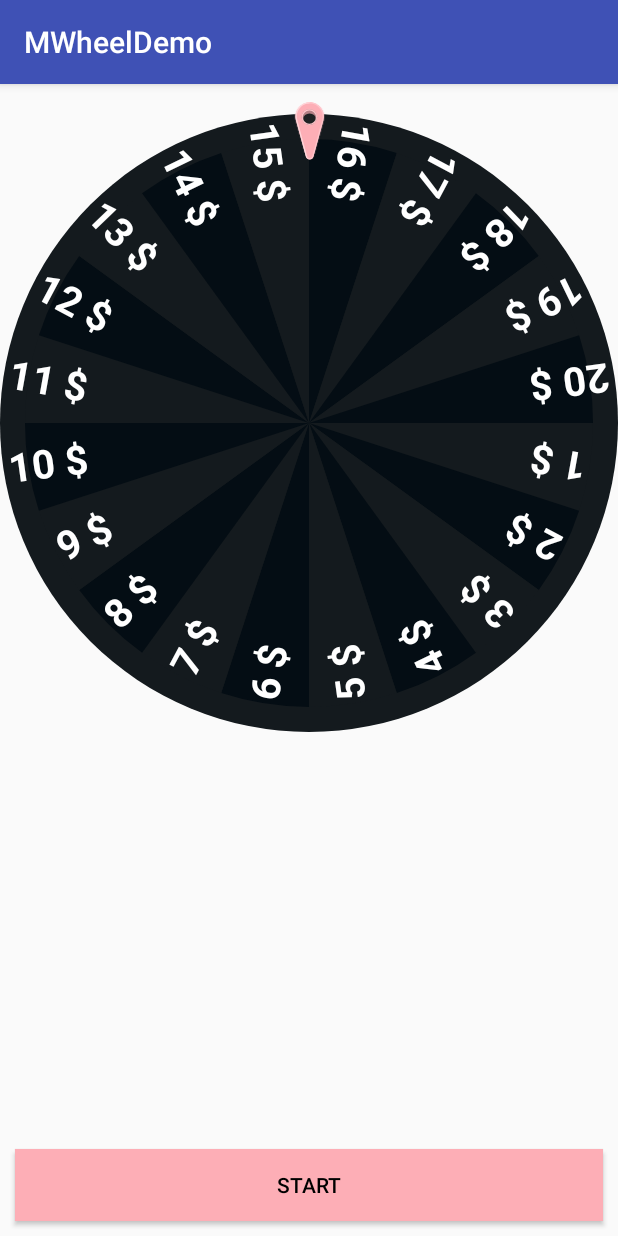
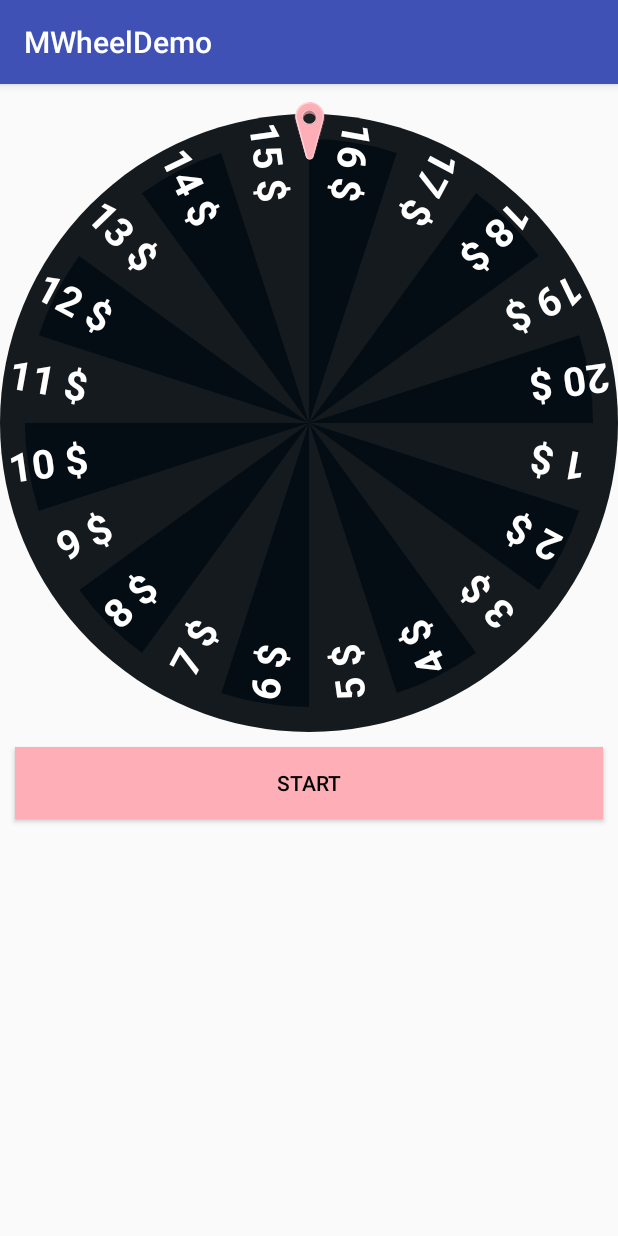
Before and after one commit to MehulKK/SpinWheel, an Android app: the MainActivity screen opened directly, with no data from a screen before it, on a phone screen of 412 x 824 dp. Run offline under Robolectric (Android 15) with nearby library versions, the phone set to English and light mode, and no system bars.

Commit message:
Update Readme.md

```diff
--- a/app/src/main/res/layout/activity_main.xml
+++ b/app/src/main/res/layout/activity_main.xml
@@ -1,17 +1,17 @@
 <?xml version="1.0" encoding="utf-8"?>
-<RelativeLayout xmlns:android="http://schemas.android.com/apk/res/android"
+<LinearLayout xmlns:android="http://schemas.android.com/apk/res/android"
     xmlns:LuckyWheel="http://schemas.android.com/apk/res-auto"
     xmlns:app="http://schemas.android.com/apk/res-auto"
     xmlns:tools="http://schemas.android.com/tools"
     android:layout_width="match_parent"
     android:layout_height="match_parent"
+    android:orientation="vertical"
     tools:context="com.macv.wheeldemo.MainActivity">
 
     <com.macv.mwheel.MSpinWheel
         android:id="@+id/lwv"
         android:layout_width="match_parent"
-        android:layout_height="match_parent"
-        android:layout_centerInParent="true"
+        android:layout_height="wrap_content"
         LuckyWheel:background_color="#141A1E"/>
 
     <Button
@@ -24,4 +24,4 @@
         android:textColor="@android:color/black"
         android:text="@string/start"/>
 
-</RelativeLayout>
+</LinearLayout>
```
Also changed, not shown: 1 other file.
